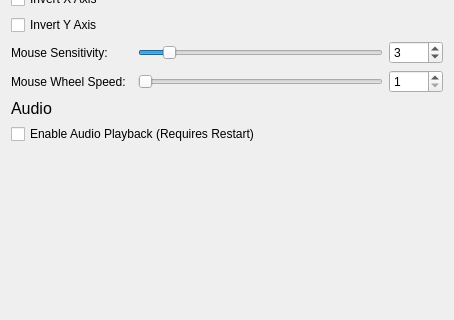
This is src/hlam/ui/options/OptionsPageGeneral.ui in SamVanheer/HalfLifeAssetManager as Qt 5 draws it before an edit; both pictures show x 0 to 454 and y 192 to 512 of the 454 by 633 pixel window. The edited form follows.
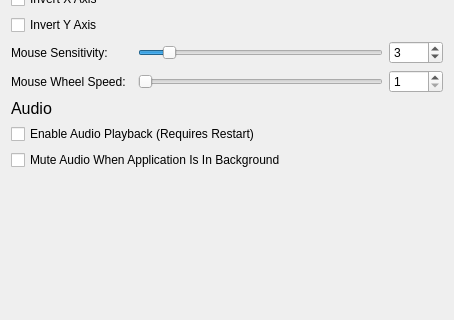
This is the edited form.

Commit message: Add option to mute audio when app not active

Patch:
```diff
--- a/src/hlam/ui/options/OptionsPageGeneral.ui
+++ b/src/hlam/ui/options/OptionsPageGeneral.ui
@@ -60,6 +60,13 @@
        </property>
       </widget>
      </item>
+     <item row="1" column="0">
+      <widget class="QCheckBox" name="MuteAudioWhenNotActive">
+       <property name="text">
+        <string>Mute Audio When Application Is In Background</string>
+       </property>
+      </widget>
+     </item>
     </layout>
    </item>
    <item row="3" column="0">
```
The commit also changes 9 other files.
